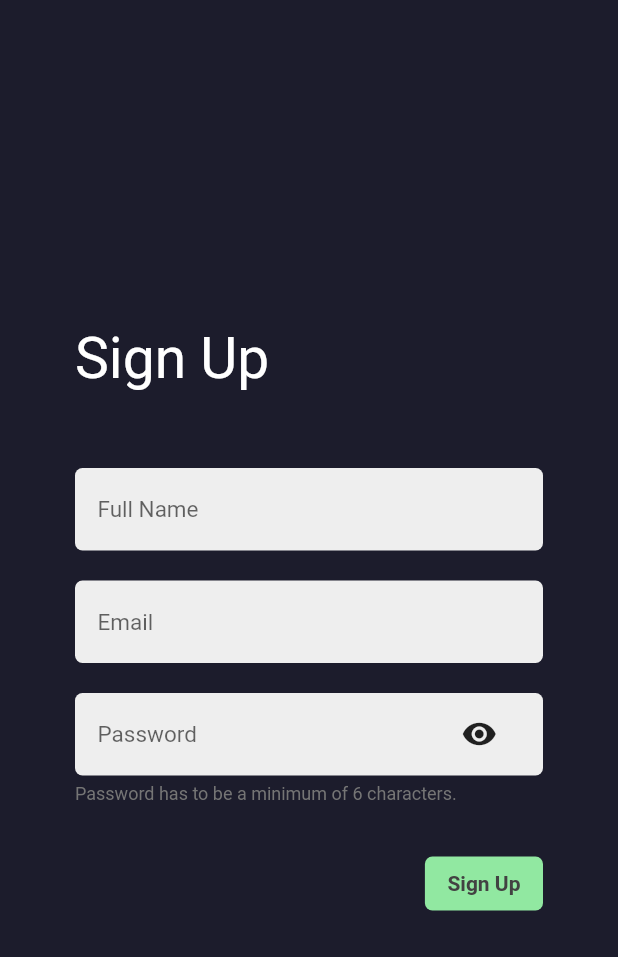
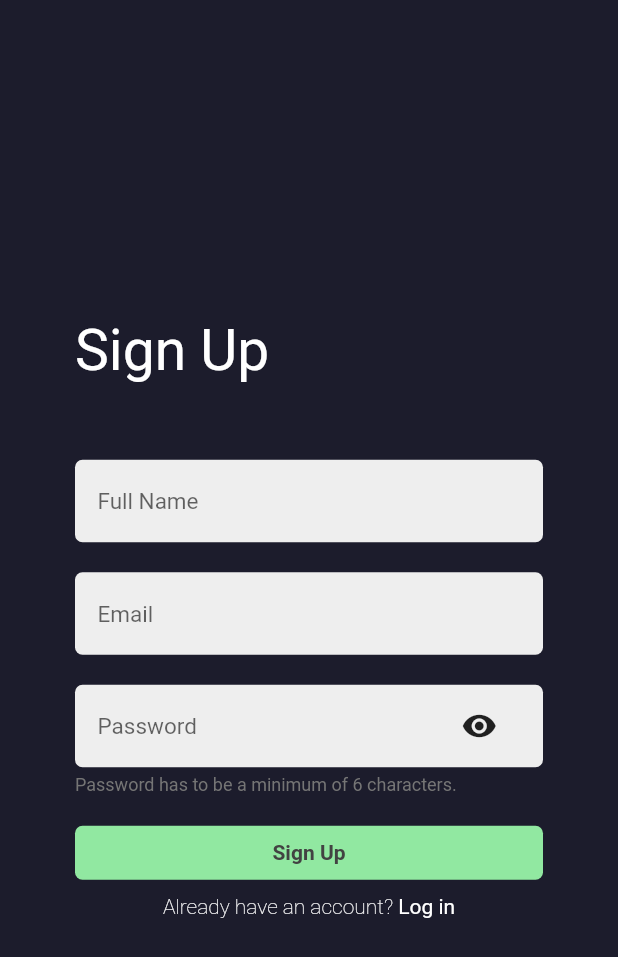
Before and after one commit to phc5/startuper, a Flutter app: the screen it shows after launch, after a tap on "Sign up", on a phone screen of 412 x 824 dp. Shown: the top 957 px of the screen. Run offline on Flutter 3.47's test engine with Material 2 defaults, Android fonts, the phone set to English and light mode, and no system bars; our stand-ins replace auto_route, cloud_firestore, firebase_auth, get_it, injectable, stacked and 1 more; accounts and stored records are empty.

Commit message:
Fixes database collection name and pops startup/login/signup off nav stack

```diff
--- a/lib/services/authentication.dart
+++ b/lib/services/authentication.dart
@@ -71,7 +71,7 @@ class AuthenticationService {
       await _firebaseAuth.signOut();
       _currentUser = null;
     } catch (e) {
-      return e.message();
+      return e.message;
     }
   }
 }
--- a/lib/services/firestore.dart
+++ b/lib/services/firestore.dart
@@ -3,7 +3,7 @@ import 'package:ideabuilder/models/user.dart';
 
 class FirestoreService {
   final CollectionReference _usersCollectionReference =
-      Firestore.instance.collection('uesrs');
+      Firestore.instance.collection('users');
 
   Future createUser(User user) async {
     try {
--- a/lib/ui/views/login/login_viewmodel.dart
+++ b/lib/ui/views/login/login_viewmodel.dart
@@ -47,6 +47,6 @@ class LoginViewModel extends BaseViewModel {
 
   /// Sends user to sign up view
   Future navigateToSignUp() async {
-    await _navigationService.navigateTo(Routes.signUpView);
+    await _navigationService.replaceWith(Routes.signUpView);
   }
 }
--- a/lib/ui/views/signup/signup_view.dart
+++ b/lib/ui/views/signup/signup_view.dart
@@ -4,6 +4,7 @@ import 'package:ideabuilder/ui/views/signup/signup_viewmodel.dart';
 import 'package:ideabuilder/ui/shared/ui_helpers.dart';
 import 'package:ideabuilder/ui/widgets/busy_button.dart';
 import 'package:ideabuilder/ui/widgets/input_field.dart';
+import 'package:ideabuilder/ui/widgets/text_link.dart';
 
 class SignUpView extends StatelessWidget {
   final emailController = TextEditingController();
@@ -47,11 +48,7 @@ class SignUpView extends StatelessWidget {
                 controller: passwordController,
                 additionalNote: 'Password has to be a minimum of 6 characters.',
               ),
-              verticalSpaceMedium,
-              Row(
-                mainAxisSize: MainAxisSize.max,
-                mainAxisAlignment: MainAxisAlignment.end,
-                children: [
+              verticalSpaceSmall,
               BusyButton(
                 title: 'Sign Up',
                 busy: model.isBusy,
@@ -62,9 +59,30 @@ class SignUpView extends StatelessWidget {
                     fullName: fullNameController.text,
                   );
                 },
-                  )
+              ),
+              verticalSpaceSmall,
+              Row(
+                crossAxisAlignment: CrossAxisAlignment.end,
+                mainAxisAlignment: MainAxisAlignment.center,
+                children: <Widget>[
+                  Text(
+                    'Already have an account? ',
+                    style: TextStyle(
+                      color: Colors.white,
+                      fontWeight: FontWeight.w200,
+                    ),
+                  ),
+                  TextLink(
+                    'Log in',
+                    textStyle: TextStyle(
+                      color: Colors.white,
+                    ),
+                    onPressed: () {
+                      model.navigateToLogin();
+                    },
+                  ),
                 ],
-              )
+              ),
             ],
           ),
         ),
--- a/lib/ui/views/signup/signup_viewmodel.dart
+++ b/lib/ui/views/signup/signup_viewmodel.dart
@@ -42,4 +42,8 @@ class SignUpViewModel extends BaseViewModel {
       );
     }
   }
+
+  Future navigateToLogin() async {
+    await _navigationService.replaceWith(Routes.loginView);
+  }
 }
--- a/lib/ui/views/startup/startup_viewmodel.dart
+++ b/lib/ui/views/startup/startup_viewmodel.dart
@@ -13,9 +13,9 @@ class StartupViewModel extends BaseViewModel {
     var isUserLoggedIn = await _authenticationService.isUserLoggedIn();
 
     if (isUserLoggedIn) {
-      _navigationService.navigateTo(Routes.homeViewRoute);
+      _navigationService.replaceWith(Routes.homeViewRoute);
     } else {
-      _navigationService.navigateTo(Routes.loginView);
+      _navigationService.replaceWith(Routes.loginView);
     }
   }
 }
```
Lines whose indentation alone changed are shown as unchanged.
